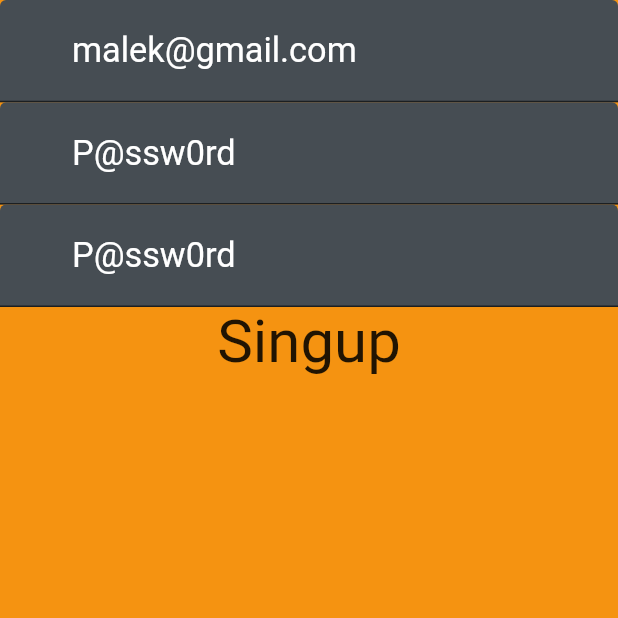
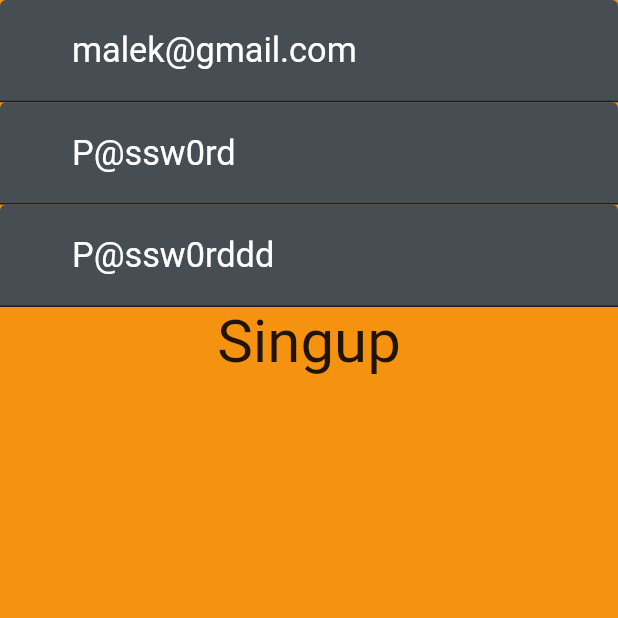
Before and after one commit to omar-alkhalaf/omar-project, a Flutter app: the SingupView screen opened directly, on a phone screen of 412 x 824 dp, the top half of it. Run offline on Flutter 3.47's test engine with Material 2 defaults, Android fonts, the phone set to English and light mode, and no system bars; our stand-ins replace bot_toast, connectivity_plus, dartz, dots_indicator, flutter_spinkit, flutter_svg and 6 more; accounts and stored records are empty.

Commit message:
Update password

```diff
--- a/lib/ui/views/singup_view/singup_view.dart
+++ b/lib/ui/views/singup_view/singup_view.dart
@@ -20,7 +20,7 @@ class _SingupViewState extends State<SingupView> {
   TextEditingController passwordController =
       TextEditingController(text: 'P@ssw0rd');
   TextEditingController confirmPasswordController =
-      TextEditingController(text: 'P@ssw0rd');
+      TextEditingController(text: 'P@ssw0rddd');
 
   UserInfo user = UserInfo(email: 'malkek@,asd');
 
```
